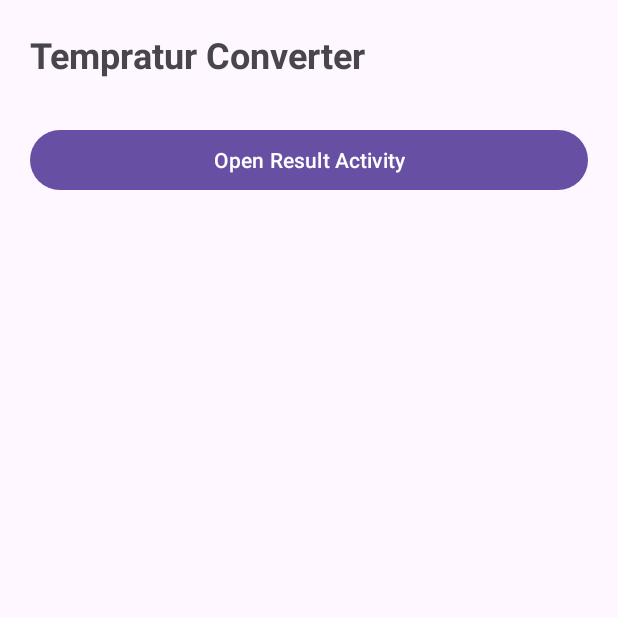
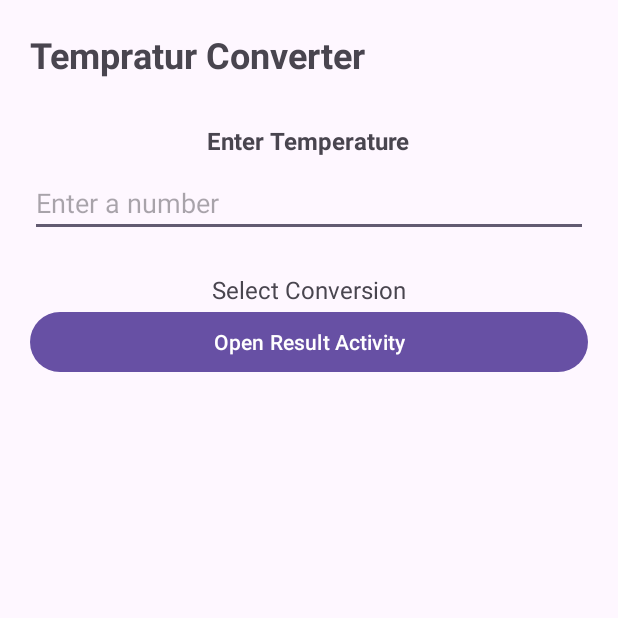
Before and after one commit to ahmadsohailwahidy/SAM_Mobile_App, an Android app: the screen it shows after launch (MainActivity), on a phone screen of 412 x 824 dp, the top half of it. Run offline under Robolectric (Android 15) with nearby library versions, the phone set to English and light mode, and no system bars.

Commit message:
main activity developed for edit text and radio group

```diff
--- a/app/src/main/java/com/example/temperatureconverter/MainActivity.java
+++ b/app/src/main/java/com/example/temperatureconverter/MainActivity.java
@@ -2,6 +2,10 @@ package com.example.temperatureconverter;
 
 import android.content.Intent;
 import android.os.Bundle;
+
+import android.widget.RadioGroup;
+
+import android.widget.EditText;
 
 import android.widget.Button;
 
@@ -17,6 +21,14 @@ public class MainActivity extends AppCompatActivity {
 
         Button showResult = findViewById(R.id.btnOpenResult);
 
+        EditText editTemperature = findViewById(R.id.editTemperature);
+
+        RadioGroup radioConversion = findViewById(R.id.radioConversion);
+
+
+
+
+
         showResult.setOnClickListener(v -> {
 
             Intent intent = new Intent(this, ResultActivity.class);
--- a/app/src/main/res/layout/activity_main.xml
+++ b/app/src/main/res/layout/activity_main.xml
@@ -16,6 +16,36 @@
     android:textStyle="bold"
     android:textSize="24sp" />
 
+    <TextView
+        android:layout_height="wrap_content"
+        android:layout_width="wrap_content"
+        android:text="Enter Temperature"
+        android:textStyle="bold"
+        android:textSize="16sp" />
+
+    <EditText
+        android:id="@+id/editTemperature"
+        android:layout_width="match_parent"
+        android:layout_height="wrap_content"
+        android:hint="Enter a number"
+        android:layout_marginTop="8dp"
+        android:inputType="numberDecimal|numberSigned" />
+
+    <TextView
+        android:layout_height="wrap_content"
+        android:layout_width="wrap_content"
+        android:text="Select Conversion"
+        android:textSize="16sp"
+        android:layout_marginTop="24dp" />
+
+    <RadioGroup
+        android:id="@+id/radioConversion"
+        android:layout_height="wrap_content"
+        android:layout_width="match_parent"
+        android:orientation="vertical">
+
+    </RadioGroup>
+
     <Button
     android:id="@+id/btnOpenResult"
     android:layout_width="match_parent"
```
